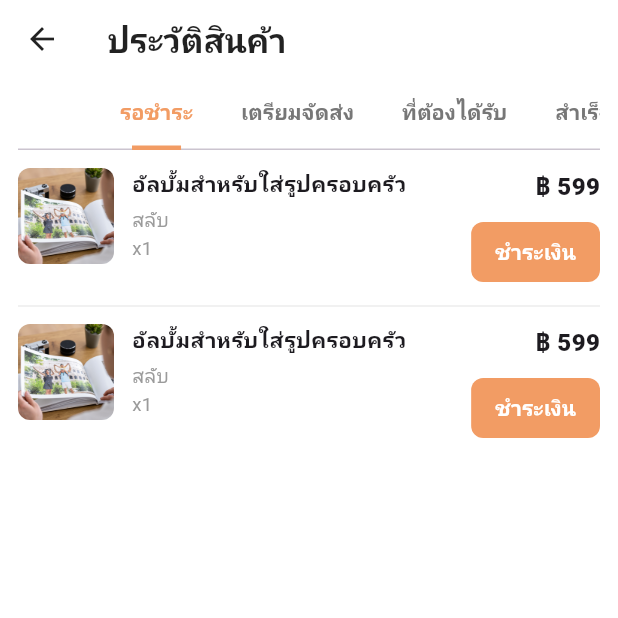
After one commit to AshaTechCorporation/wememmory, a Flutter app: the OrderHistoryPage screen opened directly, on a phone screen of 412 x 824 dp, the top half of it. The commit adds this screen. Run offline on Flutter 3.47's test engine with Material 3 defaults, Android fonts, the phone set to English and light mode, and no system bars.

Commit message:
add page

```diff
--- /dev/null
+++ b/lib/profile/orderHistoryPage.dart
@@ -0,0 +1,152 @@
+import 'package:flutter/material.dart';
+import 'package:wememmory/constants.dart';
+
+class OrderHistoryPage extends StatelessWidget {
+  const OrderHistoryPage({super.key});
+
+  @override
+  Widget build(BuildContext context) {
+    const orange = Color(0xFFF29C64);
+
+    return DefaultTabController(
+      length: 6,
+      child: Scaffold(
+        backgroundColor: Colors.white,
+        appBar: AppBar(
+          backgroundColor: Colors.white,
+          elevation: 0,
+          centerTitle: false,
+          leading: IconButton(icon: const Icon(Icons.arrow_back, color: Colors.black87), onPressed: () => Navigator.pop(context)),
+          title: const Text('ประวัติสินค้า', style: TextStyle(color: Colors.black87, fontWeight: FontWeight.w800)),
+          bottom: PreferredSize(
+            preferredSize: const Size.fromHeight(44),
+            child: Container(
+              alignment: Alignment.centerLeft,
+              padding: const EdgeInsets.symmetric(horizontal: 12),
+              child: TabBar(
+                isScrollable: true,
+                labelColor: orange,
+                unselectedLabelColor: const Color(0xFF777777),
+                indicator: UnderlineTabIndicator(
+                  borderSide: const BorderSide(width: 3, color: orange),
+                  insets: const EdgeInsets.symmetric(horizontal: 8),
+                ),
+                labelStyle: const TextStyle(fontWeight: FontWeight.w800),
+                unselectedLabelStyle: const TextStyle(fontWeight: FontWeight.w600),
+                tabs: const [
+                  Tab(text: 'รอชำระ'),
+                  Tab(text: 'เตรียมจัดส่ง'),
+                  Tab(text: 'ที่ต้องได้รับ'),
+                  Tab(text: 'สำเร็จ'),
+                  Tab(text: 'คืนสินค้า'),
+                  Tab(text: 'ยกเลิกสินค้า'),
+                ],
+              ),
+            ),
+          ),
+        ),
+        body: const Padding(
+          padding: EdgeInsets.symmetric(horizontal: 12),
+          child: TabBarView(
+            children: [
+              _WaitingPaymentTab(), // รอชำระ (ตามภาพ)
+              _EmptyTab(text: 'ยังไม่มีรายการเตรียมจัดส่ง'),
+              _EmptyTab(text: 'ยังไม่มีรายการที่ต้องได้รับ'),
+              _EmptyTab(text: 'ยังไม่มีรายการสำเร็จ'),
+              _EmptyTab(text: 'ยังไม่มีรายการคืนสินค้า'),
+              _EmptyTab(text: 'ยังไม่มีรายการยกเลิกสินค้า'),
+            ],
+          ),
+        ),
+      ),
+    );
+  }
+}
+
+// ----------------------- TAB: รอชำระ -----------------------
+
+class _WaitingPaymentTab extends StatelessWidget {
+  const _WaitingPaymentTab();
+
+  @override
+  Widget build(BuildContext context) {
+    final items = List.generate(2, (i) => i); // ตัวอย่าง 2 รายการเหมือนภาพ
+    return ListView.separated(
+      padding: const EdgeInsets.symmetric(vertical: 12),
+      itemCount: items.length,
+      separatorBuilder: (_, __) => const Divider(color: Color(0xFFEDEDED), height: 24),
+      itemBuilder: (_, i) => const _OrderCard(),
+    );
+  }
+}
+
+class _OrderCard extends StatelessWidget {
+  const _OrderCard();
+
+  @override
+  Widget build(BuildContext context) {
+    const orange = Color(0xFFF29C64);
+
+    return Row(
+      crossAxisAlignment: CrossAxisAlignment.start,
+      children: [
+        // รูปสินค้า
+        ClipRRect(
+          borderRadius: BorderRadius.circular(8),
+          child: Image.asset('assets/images/Rectangle569.png', width: 64, height: 64, fit: BoxFit.cover),
+        ),
+        const SizedBox(width: 12),
+
+        // ชื่อ/ตัวเลือก/จำนวน
+        Expanded(
+          child: Column(
+            crossAxisAlignment: CrossAxisAlignment.start,
+            children: const [
+              Text(
+                'อัลบั้มสำหรับใส่รูปครอบครัว',
+                maxLines: 1,
+                overflow: TextOverflow.ellipsis,
+                style: TextStyle(fontWeight: FontWeight.w700, fontSize: 14.5),
+              ),
+              SizedBox(height: 4),
+              Text('สลับ', style: TextStyle(color: Color(0xFF9B9B9B), fontSize: 12.5)),
+              SizedBox(height: 2),
+              Text('x1', style: TextStyle(color: Color(0xFF9B9B9B), fontSize: 12.5)),
+            ],
+          ),
+        ),
+
+        // ราคา + ปุ่มชำระเงิน
+        Column(
+          crossAxisAlignment: CrossAxisAlignment.end,
+          children: [
+            const Text('฿ 599', style: TextStyle(fontWeight: FontWeight.w800, fontSize: 16)),
+            const SizedBox(height: 8),
+            ElevatedButton(
+              onPressed: () {},
+              style: ElevatedButton.styleFrom(
+                elevation: 0,
+                backgroundColor: orange,
+                padding: const EdgeInsets.symmetric(horizontal: 16, vertical: 8),
+                shape: RoundedRectangleBorder(borderRadius: BorderRadius.circular(8)),
+              ),
+              child: const Text('ชำระเงิน', style: TextStyle(color: Colors.white, fontWeight: FontWeight.w700)),
+            ),
+          ],
+        ),
+      ],
+    );
+  }
+}
+
+// ----------------------- TAB: อื่น ๆ (ข้อความว่าง) -----------------------
+
+class _EmptyTab extends StatelessWidget {
+  const _EmptyTab({required this.text});
+  final String text;
+
+  @override
+  Widget build(BuildContext context) {
+    return Center(child: Text(text, style: const TextStyle(color: Color(0xFF9B9B9B))));
+  }
+}
--- a/lib/profile/profilePage.dart
+++ b/lib/profile/profilePage.dart
@@ -1,6 +1,7 @@
 import 'package:flutter/material.dart';
 import 'package:wememmory/constants.dart';
 import 'package:wememmory/profile/couponPage.dart';
+import 'package:wememmory/profile/orderHistoryPage.dart';
 import 'widgets/index.dart';
 
 class ProfilePage extends StatelessWidget {
@@ -117,12 +118,17 @@ class ProfilePage extends StatelessWidget {
                 Row(
                   children: [
                     Expanded(
+                      child: GestureDetector(
+                        onTap: () {
+                          Navigator.push(context, MaterialPageRoute(builder: (context) => OrderHistoryPage()));
+                        },
                         child: _SmallInfoCard(
                           bgColor: const Color(0xFFFFF3E8),
                           value: '10',
                           title: 'สินค้าของฉัน',
                           iconPath: 'assets/icons/iconb1.png',
                           textColor: const Color(0xFFF08336),
+                        ),
                       ),
                     ),
                     const SizedBox(width: 10),
```
Also changed, not shown: assets/images/Rectangle569.png (added). Lines whose indentation alone changed are shown as unchanged.
